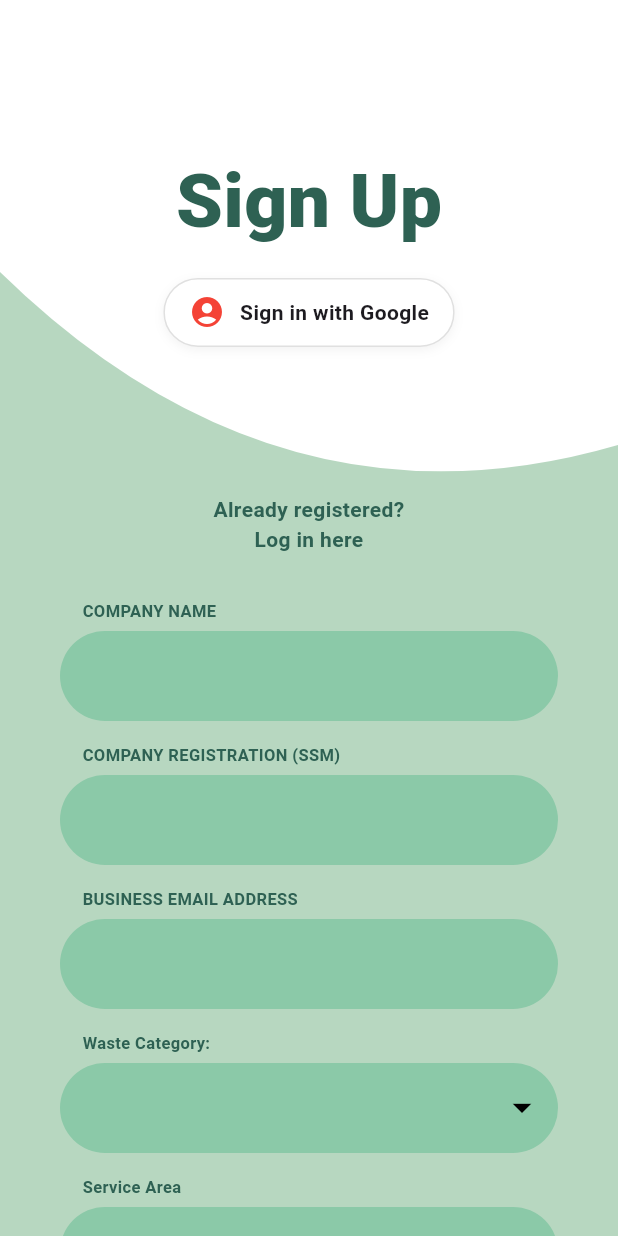
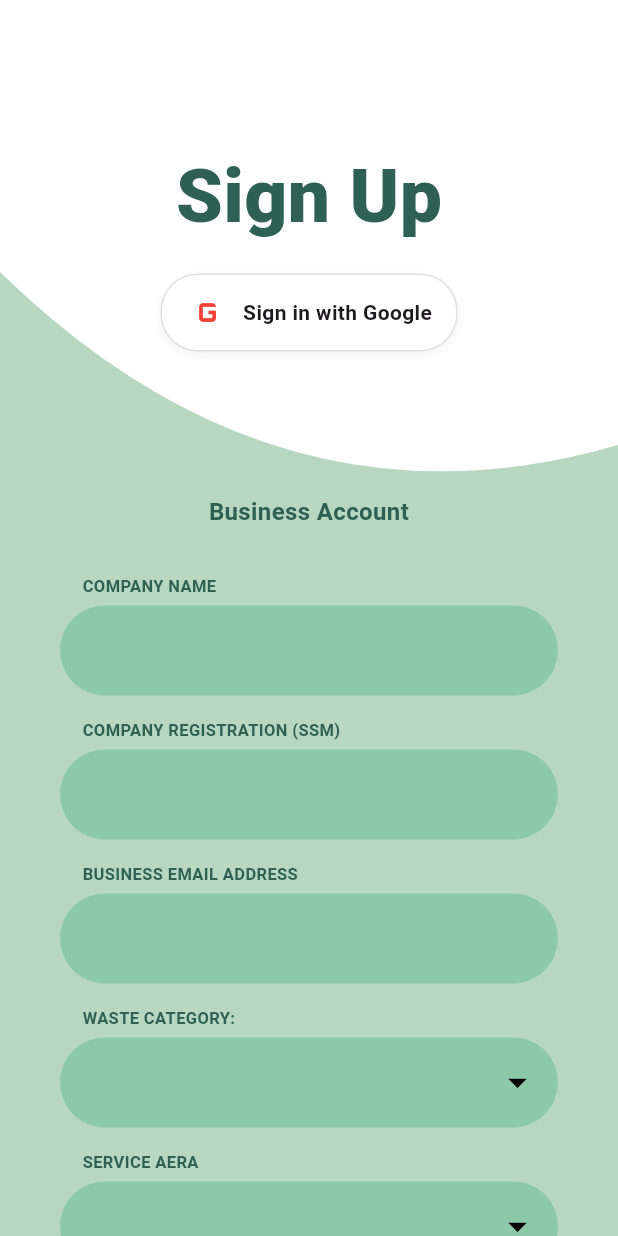
Before and after one commit to rigelyinwun/Waste-Management-Service-App, a Flutter app: the BusinessSignUpPage screen opened by its route, on a phone screen of 412 x 824 dp. Run offline on Flutter 3.47's test engine with Material 3 defaults, Android fonts, the phone set to English and light mode, and no system bars; our stand-ins replace cloud_firestore, firebase_core, google_maps_flutter; accounts and stored records are empty.

Commit message:
Latest code

```diff
--- a/lib/business_signup.dart
+++ b/lib/business_signup.dart
@@ -1,11 +1,24 @@
 import 'package:flutter/material.dart';
 import 'login.dart';
 
-class BusinessSignUpPage extends StatelessWidget {
+class BusinessSignUpPage extends StatefulWidget {
   const BusinessSignUpPage({super.key});
+
+  @override
+  State<BusinessSignUpPage> createState() => _BusinessSignUpPageState();
+}
+
+class _BusinessSignUpPageState extends State<BusinessSignUpPage> {
+  String? _selectedCategory;
+  String? _selectedArea;
+
+  final List<String> _categories = ["Metal", "Paper", "Plastic", "Glass", "E-Waste", "Fabric"];
+  final List<String> _areas = ["Kuala Lumpur", "Selangor", "Johor", "Penang", "Melaka", "Other"];
+
   @override
   Widget build(BuildContext context) {
     final Size size = MediaQuery.of(context).size;
+
     return Scaffold(
       backgroundColor: const Color(0xFFB7D7C0),
       body: SingleChildScrollView(
@@ -31,73 +44,46 @@ class BusinessSignUpPage extends StatelessWidget {
                           ),
                         ),
                         const SizedBox(height: 15),
-                        GestureDetector(
-                          onTap: () {
-                            print("Triggering Google Sign-In...");
-                          },
-                          child: Container(
-                            padding: const EdgeInsets.symmetric(horizontal: 16, vertical: 10),
-                            decoration: BoxDecoration(
-                              color: Colors.white,
-                              borderRadius: BorderRadius.circular(25),
-                              border: Border.all(color: Colors.black12),
-                              boxShadow: [
-                                BoxShadow(
-                                  color: Colors.black.withOpacity(0.05),
-                                  blurRadius: 5,
-                                  offset: const Offset(0, 2),
-                                )
-                              ],
-                            ),
-                            child: Row(
-                              mainAxisSize: MainAxisSize.min,
-                              children: [
-                                Image.network(
-                                  'https://upload.wikimedia.org/wikipedia/commons/c/c1/Google_%22G%22_logo.svg',
-                                  height: 20,
-                                  errorBuilder: (context, error, stackTrace) =>
-                                  const Icon(Icons.account_circle, color: Colors.red),
-                                ),
-                                const SizedBox(width: 10),
-                                const Text(
-                                  "Sign in with Google",
-                                  style: TextStyle(fontWeight: FontWeight.w600, fontSize: 14),
-                                ),
-                              ],
-                            ),
-                          ),
-                        ),
+                        _buildGoogleBtn(context),
                       ],
                     ),
                   ),
                 ),
               ],
             ),
-
             Padding(
               padding: const EdgeInsets.symmetric(horizontal: 40),
               child: Column(
                 children: [
                   const Text(
-                    "Already registered?\nLog in here",
+                    "Business Account",
                     textAlign: TextAlign.center,
-                    style: TextStyle(fontWeight: FontWeight.bold, color: Color(0xFF2E6153)),
+                    style: TextStyle(
+                      fontWeight: FontWeight.bold,
+                      color: Color(0xFF2E6153),
+                      fontSize: 16,
+                    ),
                   ),
                   const SizedBox(height: 30),
                   _buildField("COMPANY NAME"),
                   _buildField("COMPANY REGISTRATION (SSM)"),
                   _buildField("BUSINESS EMAIL ADDRESS"),
-                  _buildField("Waste Category:", isDropdown: true),
-                  _buildField("Service Area", isDropdown: true),
-                  _buildField("PASSWORD"),
-                  _buildField("Confirm Password"),
+                  _buildDropdown("WASTE CATEGORY:", _categories, _selectedCategory, (val) {
+                    setState(() => _selectedCategory = val);
+                  }),
+                  _buildDropdown("SERVICE AERA", _areas, _selectedArea, (val) {
+                    setState(() => _selectedArea = val);
+                  }),
+                  _buildField("PASSWORD", isObscure: true),
+                  _buildField("CONFIRM PASSWORD", isObscure: true),
                   const SizedBox(height: 30),
-
                   ElevatedButton(
                     style: ElevatedButton.styleFrom(
                       backgroundColor: const Color(0xFF1B3022),
                       minimumSize: const Size(240, 55),
-                      shape: RoundedRectangleBorder(borderRadius: BorderRadius.circular(12)),
+                      shape: RoundedRectangleBorder(
+                        borderRadius: BorderRadius.circular(12),
+                      ),
                     ),
                     onPressed: () {
                       Navigator.push(
@@ -106,9 +92,43 @@ class BusinessSignUpPage extends StatelessWidget {
                       );
                     },
                     child: const Text(
-                      "Log In",
-                      style: TextStyle(color: Colors.white, fontSize: 20, fontWeight: FontWeight.bold),
+                      "Register",
+                      style: TextStyle(
+                        color: Colors.white,
+                        fontSize: 20,
+                        fontWeight: FontWeight.bold,
+                      ),
                     ),
+                  ),
+                  const SizedBox(height: 25),
+                  Row(
+                    mainAxisAlignment: MainAxisAlignment.center,
+                    children: [
+                      const Text(
+                        "Already registered? ",
+                        style: TextStyle(
+                          color: Color(0xFF2E6153),
+                          fontWeight: FontWeight.w500,
+                        ),
+                      ),
+                      GestureDetector(
+                        onTap: () {
+                          Navigator.push(
+                            context,
+                            MaterialPageRoute(builder: (context) => const LoginPage()),
+                          );
+                        },
+                        child: const Text(
+                          "Log In here",
+                          style: TextStyle(
+                            fontWeight: FontWeight.bold,
+                            color: Color(0xFF2E6153),
+                            fontSize: 16,
+                            decoration: TextDecoration.underline,
+                          ),
+                        ),
+                      ),
+                    ],
                   ),
                   const SizedBox(height: 50),
                 ],
@@ -120,7 +140,7 @@ class BusinessSignUpPage extends StatelessWidget {
     );
   }
 
-  Widget _buildField(String label, {bool isDropdown = false}) {
+  Widget _buildField(String label, {bool isObscure = false}) {
     return Padding(
       padding: const EdgeInsets.only(bottom: 15),
       child: Column(
@@ -130,19 +150,95 @@ class BusinessSignUpPage extends StatelessWidget {
             padding: const EdgeInsets.only(left: 15, bottom: 5),
             child: Text(
               label,
-              style: const TextStyle(fontSize: 11, fontWeight: FontWeight.bold, color: Color(0xFF2E6153)),
+              style: const TextStyle(
+                fontSize: 11,
+                fontWeight: FontWeight.bold,
+                color: Color(0xFF2E6153),
+              ),
             ),
           ),
           TextField(
+            obscureText: isObscure,
             decoration: InputDecoration(
               filled: true,
               fillColor: const Color(0xFF8BC9A8),
               contentPadding: const EdgeInsets.symmetric(horizontal: 25, vertical: 18),
-              border: OutlineInputBorder(borderRadius: BorderRadius.circular(40), borderSide: BorderSide.none),
-              suffixIcon: isDropdown ? const Icon(Icons.arrow_drop_down, color: Colors.black, size: 30) : null,
+              border: OutlineInputBorder(
+                borderRadius: BorderRadius.circular(40),
+                borderSide: BorderSide.none,
+              ),
             ),
           ),
         ],
+      ),
+    );
+  }
+
+  Widget _buildDropdown(String label, List<String> items, String? selectedValue, ValueChanged<String?> onChanged) {
+    return Padding(
+      padding: const EdgeInsets.only(bottom: 15),
+      child: Column(
+        crossAxisAlignment: CrossAxisAlignment.start,
+        children: [
+          Padding(
+            padding: const EdgeInsets.only(left: 15, bottom: 5),
+            child: Text(
+              label,
+              style: const TextStyle(
+                fontSize: 11,
+                fontWeight: FontWeight.bold,
+                color: Color(0xFF2E6153),
+              ),
+            ),
+          ),
+          DropdownButtonFormField<String>(
+            value: selectedValue,
+            items: items.map((e) => DropdownMenuItem(value: e, child: Text(e))).toList(),
+            onChanged: onChanged,
+            icon: const Icon(Icons.arrow_drop_down, color: Colors.black, size: 30),
+            decoration: InputDecoration(
+              filled: true,
+              fillColor: const Color(0xFF8BC9A8),
+              contentPadding: const EdgeInsets.symmetric(horizontal: 25, vertical: 18),
+              border: OutlineInputBorder(
+                borderRadius: BorderRadius.circular(40),
+                borderSide: BorderSide.none,
+              ),
+            ),
+          ),
+        ],
+      ),
+    );
+  }
+
+  Widget _buildGoogleBtn(BuildContext context) {
+    return GestureDetector(
+      onTap: () {},
+      child: Container(
+        padding: const EdgeInsets.symmetric(horizontal: 16, vertical: 10),
+        decoration: BoxDecoration(
+          color: Colors.white,
+          borderRadius: BorderRadius.circular(25),
+          border: Border.all(color: Colors.black12),
+          boxShadow: [
+            BoxShadow(
+              color: Colors.black.withOpacity(0.05),
+              blurRadius: 5,
+              offset: const Offset(0, 2),
+            )
+          ],
+        ),
+        child: Row(
+          mainAxisSize: MainAxisSize.min,
+          children: const [
+            Icon(Icons.g_mobiledata, color: Colors.red, size: 30),
+            SizedBox(width: 8),
+            Text(
+              "Sign in with Google",
+              style: TextStyle(fontWeight: FontWeight.bold, fontSize: 14),
+            ),
+          ],
+        ),
       ),
     );
   }
```
Also changed, not shown: lib/individual_signup.dart (+95 -16 lines).
